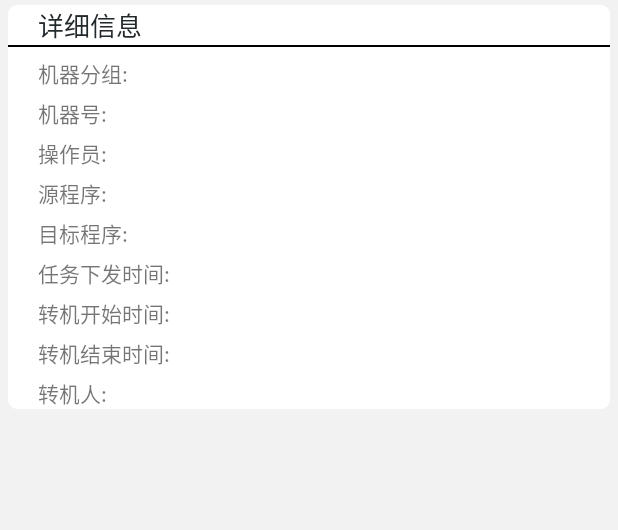
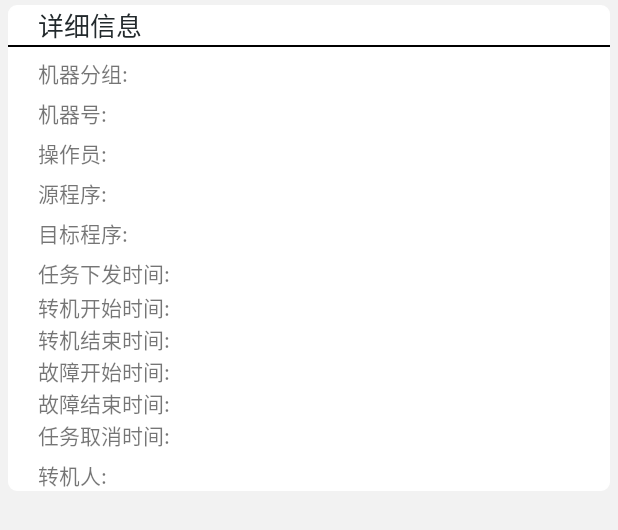
Before and after one commit to totallyScum/NXPtransfer, an Android app: the layout item_hide_history_layout.xml on its own in the app's theme, with its tools: preview values and no code run, on a phone screen of 412 x 824 dp. Shown: the top 530 px of the screen. Run offline under Robolectric (Android 15) with nearby library versions, the phone set to English and light mode, and no system bars; network calls fail.

Commit message:
需求修改

```diff
--- a/app/src/main/res/layout/item_hide_history_layout.xml
+++ b/app/src/main/res/layout/item_hide_history_layout.xml
@@ -180,10 +180,9 @@ android:background="@drawable/shape_corner"
                         android:layout_height="wrap_content"></TextView>
                 </LinearLayout>
                 <LinearLayout
-                    android:layout_width="wrap_content"
-                    android:layout_height="wrap_content"
+                    android:layout_width="1dp"
+                    android:layout_height="1dp"
                     android:orientation="horizontal"
-                    android:layout_marginTop="@dimen/linearLayout_line_space"
                     >
 
                     <TextView
@@ -199,9 +198,22 @@ android:background="@drawable/shape_corner"
                 <LinearLayout
                     android:layout_width="wrap_content"
                     android:layout_height="wrap_content"
-                    android:orientation="horizontal"
-                    android:layout_marginTop="@dimen/linearLayout_line_space"
-                    >
+                    android:orientation="horizontal">
+
+                    <TextView
+                        android:layout_width="wrap_content"
+                        android:layout_height="wrap_content"
+                        android:text="转机开始时间:" />
+
+                    <TextView
+                        android:id="@+id/turning_start_date_time"
+                        android:layout_width="wrap_content"
+                        android:layout_height="wrap_content"></TextView>
+                </LinearLayout>
+                <LinearLayout
+                    android:layout_width="wrap_content"
+                    android:layout_height="wrap_content"
+                    android:orientation="horizontal">
 
                     <TextView
                         android:id="@+id/hide_7"
@@ -210,7 +222,52 @@ android:background="@drawable/shape_corner"
                         android:text="转机结束时间:" />
 
                     <TextView
-                        android:id="@+id/history_turning_end_dateTime"
+                        android:id="@+id/turning_end_dateTime"
+                        android:layout_width="wrap_content"
+                        android:layout_height="wrap_content"></TextView>
+                </LinearLayout>
+                <LinearLayout
+                    android:layout_width="wrap_content"
+                    android:layout_height="wrap_content"
+                    android:orientation="horizontal">
+
+                    <TextView
+                        android:layout_width="wrap_content"
+                        android:layout_height="wrap_content"
+                        android:text="故障开始时间:" />
+
+                    <TextView
+                        android:id="@+id/error_start_date_time"
+                        android:layout_width="wrap_content"
+                        android:layout_height="wrap_content"></TextView>
+                </LinearLayout>
+                <LinearLayout
+                    android:layout_width="wrap_content"
+                    android:layout_height="wrap_content"
+                    android:orientation="horizontal">
+
+                    <TextView
+                        android:layout_width="wrap_content"
+                        android:layout_height="wrap_content"
+                        android:text="故障结束时间:" />
+
+                    <TextView
+                        android:id="@+id/error_end_date_time"
+                        android:layout_width="wrap_content"
+                        android:layout_height="wrap_content"></TextView>
+                </LinearLayout>
+                <LinearLayout
+                    android:layout_width="wrap_content"
+                    android:layout_height="wrap_content"
+                    android:orientation="horizontal">
+
+                    <TextView
+                        android:layout_width="wrap_content"
+                        android:layout_height="wrap_content"
+                        android:text="任务取消时间:" />
+
+                    <TextView
+                        android:id="@+id/cancel_date_time"
                         android:layout_width="wrap_content"
                         android:layout_height="wrap_content"></TextView>
                 </LinearLayout>
```
Also changed, not shown: app/src/main/java/com/zthl/nxp/ui/history/HistoryItemListViewAdapter.java (+22 -2 lines), app/src/main/java/com/zthl/nxp/ui/transfer/TurringListviewViewAdapter.java (+11 -3 lines), app/src/main/res/layout/item_hide_turring_list_layout.xml (+7 -7 lines), app/src/main/res/layout/turring_list_item.xml (+9 -0 lines).
